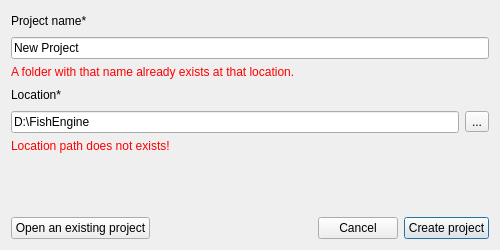
This is Engine/Source/Editor/UI/OpenProjectDialog.ui in yushroom/FishEngine as Qt 5 draws it before an edit. The edited form follows.
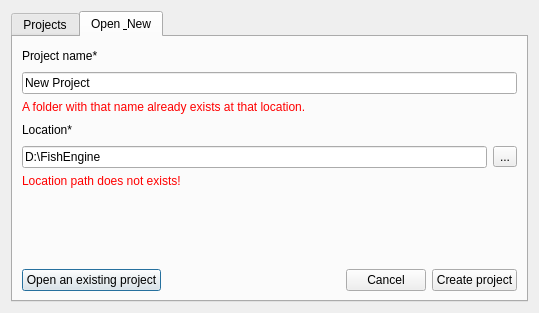
This is the edited form. The open tabs and pages were chosen to show the change.

Commit message: [Editor] new OpenProjectDialog. [Editor] move key event from Qt. [Editor] unity-like SceneView navigation(CameraController). [Core] update math lib. [Rendering] basic RenderQueue.

Patch:
```diff
--- a/Engine/Source/Editor/UI/OpenProjectDialog.ui
+++ b/Engine/Source/Editor/UI/OpenProjectDialog.ui
@@ -6,8 +6,8 @@
    <rect>
     <x>0</x>
     <y>0</y>
-    <width>500</width>
-    <height>250</height>
+    <width>539</width>
+    <height>313</height>
    </rect>
   </property>
   <property name="minimumSize">
@@ -19,8 +19,28 @@
   <property name="windowTitle">
    <string>Create Project</string>
   </property>
+  <layout class="QHBoxLayout" name="horizontalLayout_5">
+   <item>
+    <widget class="QTabWidget" name="tabWidget">
+     <property name="currentIndex">
+      <number>0</number>
+     </property>
+     <widget class="QWidget" name="tab">
+      <attribute name="title">
+       <string>Projects</string>
+      </attribute>
   <layout class="QVBoxLayout" name="verticalLayout_3">
    <item>
+        <widget class="QListWidget" name="listWidget"/>
+       </item>
+      </layout>
+     </widget>
+     <widget class="QWidget" name="tab_2">
+      <attribute name="title">
+       <string>Open &amp; New</string>
+      </attribute>
+      <layout class="QVBoxLayout" name="verticalLayout_4">
+       <item>
     <layout class="QVBoxLayout" name="verticalLayout">
      <item>
       <layout class="QHBoxLayout" name="horizontalLayout">
@@ -125,6 +145,8 @@
        </property>
       </widget>
      </item>
+        </layout>
+       </item>
      <item>
       <spacer name="verticalSpacer">
        <property name="orientation">
@@ -138,8 +160,6 @@
        </property>
       </spacer>
      </item>
-    </layout>
-   </item>
    <item>
     <layout class="QHBoxLayout" name="horizontalLayout_3">
      <item>
@@ -180,6 +200,10 @@
       </widget>
      </item>
     </layout>
+       </item>
+      </layout>
+     </widget>
+    </widget>
    </item>
   </layout>
  </widget>
```
Lines whose indentation alone changed are shown as unchanged. The commit also changes 46 other files.
